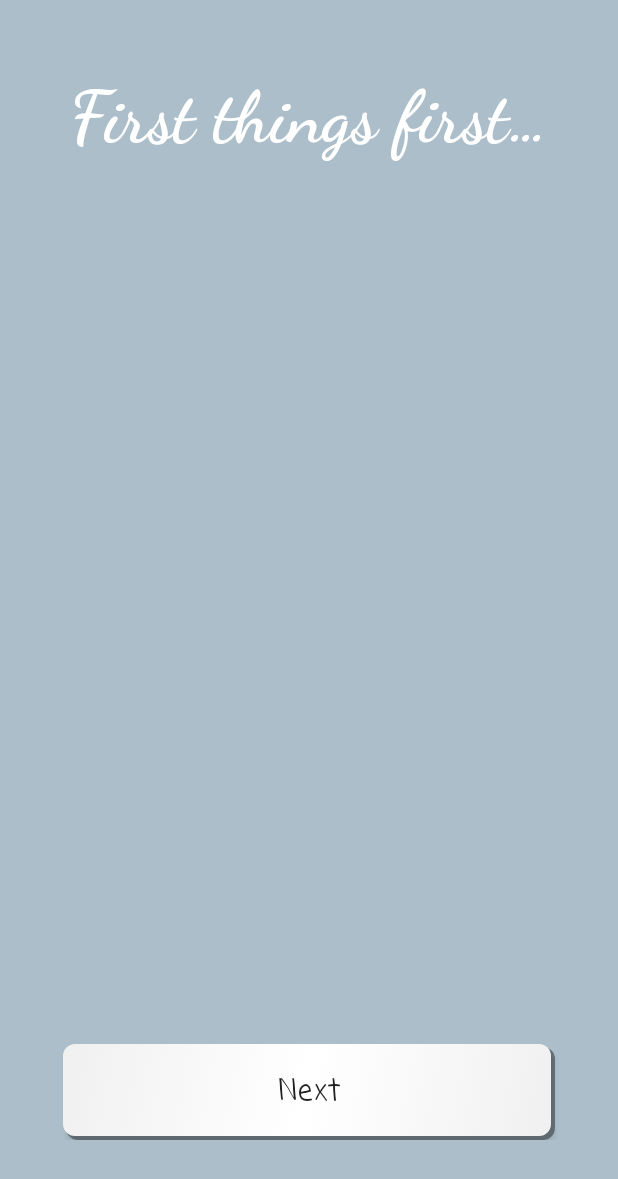
After one commit to Techzune/Maroon, an Android app: the ActivityStartStudentInfo screen opened directly, with no data from a screen before it, on a phone screen of 412 x 824 dp. The commit adds this screen. Shown: the top 1179 px of the screen. Run offline under Robolectric (Android 15) with nearby library versions, the phone set to English and light mode, and no system bars.

Commit message:
Started next page for student info

```diff
--- a/app/src/main/AndroidManifest.xml
+++ b/app/src/main/AndroidManifest.xml
@@ -1,6 +1,7 @@
 <?xml version="1.0" encoding="utf-8"?>
 <manifest xmlns:android="http://schemas.android.com/apk/res/android"
-          xmlns:tools="http://schemas.android.com/tools" package="com.operontech.maroon">
+          xmlns:tools="http://schemas.android.com/tools"
+          package="com.operontech.maroon">
 
     <uses-permission android:name="android.permission.INTERNET"/>
     <uses-permission android:name="android.permission.ACCESS_FINE_LOCATION"/>
@@ -8,7 +9,6 @@
     <uses-permission android:name="android.permission.ACCESS_NETWORK_STATE"/>
     <uses-permission android:name="android.permission.READ_EXTERNAL_STORAGE"/>
     <uses-permission android:name="android.permission.WRITE_EXTERNAL_STORAGE"/>
-
 
     <application
             android:allowBackup="true"
@@ -33,8 +33,11 @@
                 <category android:name="android.intent.category.LAUNCHER"/>
             </intent-filter>
         </activity>
-        <activity android:name=".activity.ActivityStartLast"
-                  android:theme="@style/AppTheme.Start">
+        <activity
+                android:name=".activity.ActivityStartLast"
+                android:theme="@style/AppTheme.Start">
+        </activity>
+        <activity android:name=".activity.ActivityStartStudentInfo">
         </activity>
     </application>
 
--- /dev/null
+++ b/app/src/main/java/com/operontech/maroon/activity/ActivityStartStudentInfo.kt
@@ -0,0 +1,13 @@
+package com.operontech.maroon.activity
+
+import android.os.Bundle
+import android.support.v7.app.AppCompatActivity
+import com.operontech.maroon.R
+
+class ActivityStartStudentInfo : AppCompatActivity() {
+
+    override fun onCreate(savedInstanceState: Bundle?) {
+        super.onCreate(savedInstanceState)
+        setContentView(R.layout.activity_start_studentinfo)
+    }
+}
--- /dev/null
+++ b/app/src/main/res/layout/activity_start_studentinfo.xml
@@ -0,0 +1,49 @@
+<?xml version="1.0" encoding="utf-8"?>
+<android.support.design.widget.CoordinatorLayout
+        xmlns:android="http://schemas.android.com/apk/res/android"
+        xmlns:tools="http://schemas.android.com/tools"
+        android:layout_width="match_parent"
+        android:layout_height="match_parent"
+        android:background="@color/colorStartBackground"
+        tools:context="com.operontech.maroon.activity.ActivityStartStudentInfo">
+
+    <RelativeLayout
+            android:layout_width="match_parent"
+            android:layout_height="wrap_content"
+            android:paddingTop="16dp"
+            android:paddingBottom="64dp">
+
+        <TextView
+                android:id="@+id/startStudentInfo_text_major"
+                android:layout_width="match_parent"
+                android:layout_height="wrap_content"
+                android:paddingTop="32dp"
+                android:gravity="center"
+                android:text="@string/first_things_first"
+                android:textStyle="bold"
+                android:fontFamily="cursive"
+                android:textColor="@color/colorWhite"
+                android:textSize="48dp"
+                tools:ignore="SpUsage"/>
+
+        <TextView
+                android:layout_width="match_parent"
+                android:layout_height="wrap_content"
+
+        />
+
+        <Button
+                android:id="@+id/startStudentInfo_button_next"
+                android:layout_width="match_parent"
+                android:layout_height="64dp"
+                android:layout_alignParentBottom="true"
+                android:layout_marginStart="42dp"
+                android:layout_marginEnd="42dp"
+                android:text="@string/btn_next"
+                android:fontFamily="casual"
+                android:textSize="20dp"
+                android:textAllCaps="false"
+                android:background="@drawable/background_button_selector"/>
+
+    </RelativeLayout>
+</android.support.design.widget.CoordinatorLayout>
--- a/app/src/main/res/values/strings.xml
+++ b/app/src/main/res/values/strings.xml
@@ -13,4 +13,9 @@
 
     <string name="all_set">You\'re all set!</string>
     <string name="lets_begin">Let\'s Begin!</string>
+
+    <string name="first_things_first">First things first…</string>
+    <string name="what_is_name">What is your name?</string>
+    <string name="what_is_major">What is your major?</string>
+    <string name="what_is_netID">What is your netID?</string>
 </resources>
--- a/app/src/main/res/values/strings_button.xml
+++ b/app/src/main/res/values/strings_button.xml
@@ -2,4 +2,7 @@
 <resources>
     <string name="btn_start_student">I am a student</string>
     <string name="btn_start_nonstudent">I am not a student</string>
+
+    <string name="btn_done">Done</string>
+    <string name="btn_next">Next</string>
 </resources>
```
